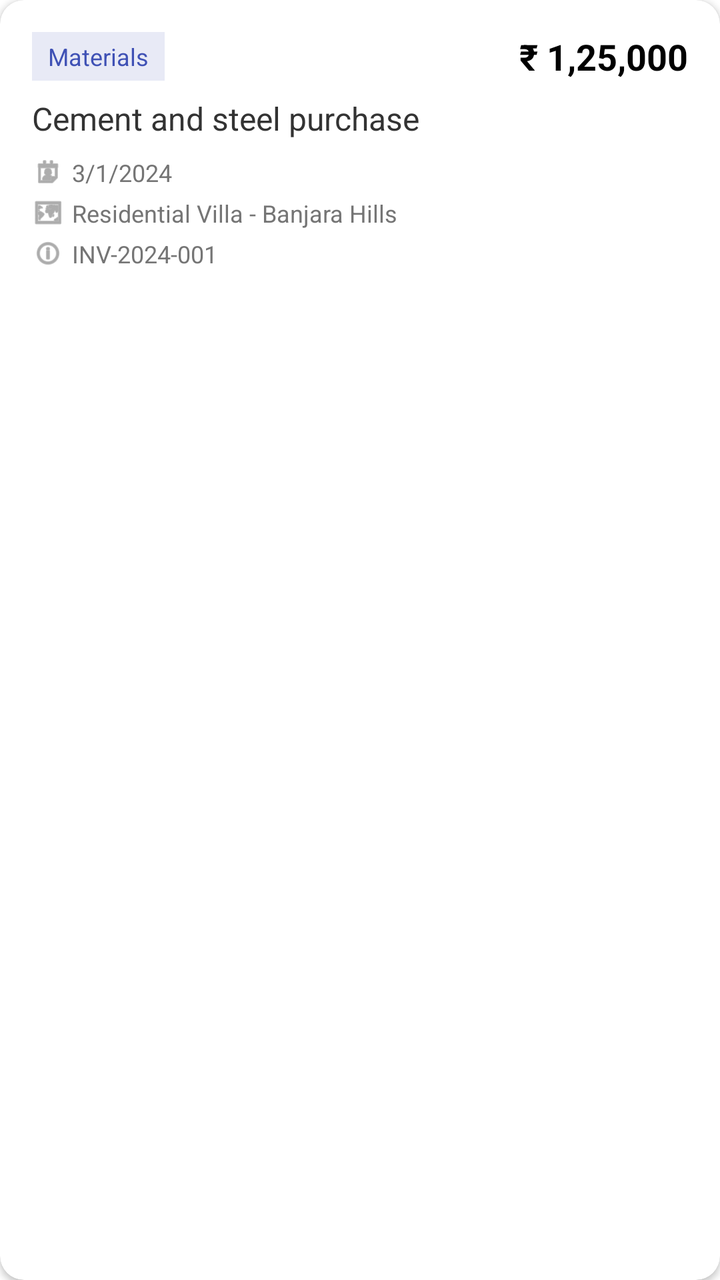
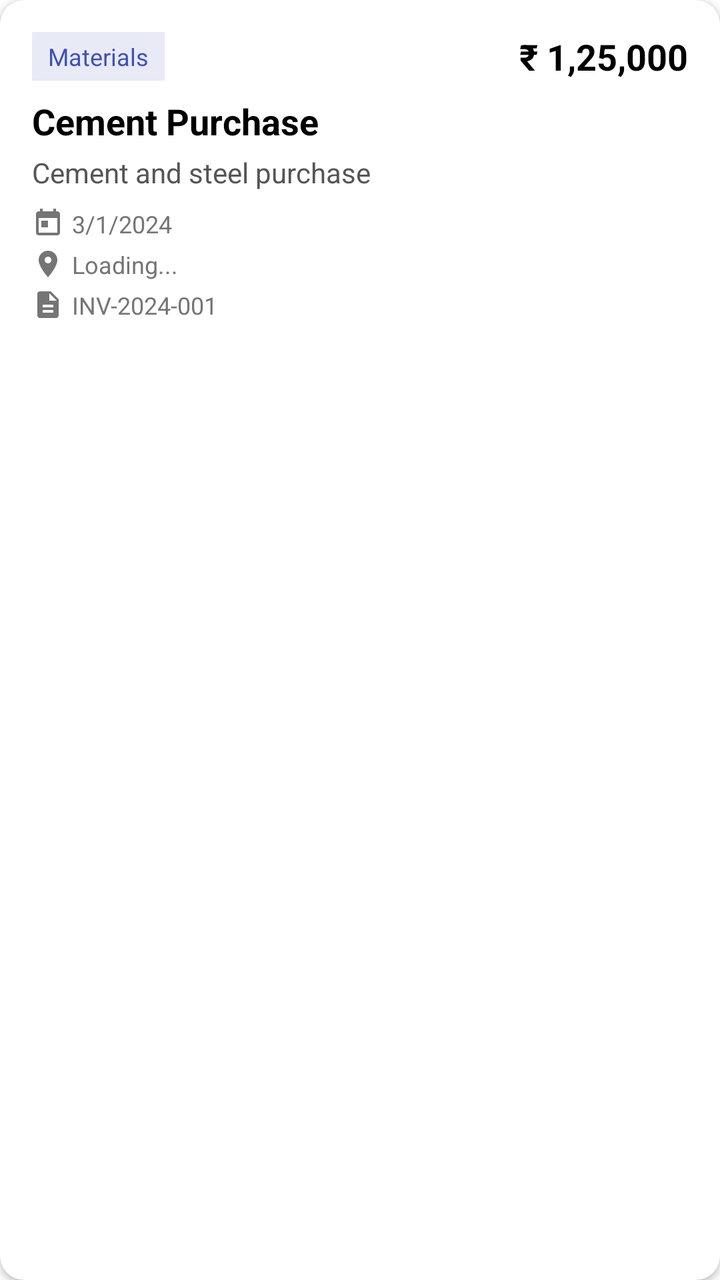

An Android layout rendered at two revisions. The XML below is the earlier revision; the diff shows what the commit changed to produce the second picture.
<!-- AndroidManifest.xml: application theme Theme.ProBuilder -->
<!-- res/layout/item_expense.xml -->
<?xml version="1.0" encoding="utf-8"?>
<com.google.android.material.card.MaterialCardView xmlns:android="http://schemas.android.com/apk/res/android"
    xmlns:app="http://schemas.android.com/apk/res-auto"
    android:layout_width="match_parent"
    android:layout_height="wrap_content"
    android:layout_margin="8dp"
    app:cardCornerRadius="12dp"
    app:cardElevation="2dp"
    app:strokeWidth="0dp">

    <androidx.constraintlayout.widget.ConstraintLayout
        android:layout_width="match_parent"
        android:layout_height="wrap_content"
        android:padding="16dp">

        <TextView
            android:id="@+id/tvCategoryBadge"
            android:layout_width="wrap_content"
            android:layout_height="wrap_content"
            android:text="Materials"
            android:textSize="12sp"
            android:textColor="#3F51B5"
            android:background="#E8EAF6"
            android:paddingStart="8dp"
            android:paddingEnd="8dp"
            android:paddingTop="4dp"
            android:paddingBottom="4dp"
            app:layout_constraintStart_toStartOf="parent"
            app:layout_constraintTop_toTopOf="parent" />

        <TextView
            android:id="@+id/tvAmount"
            android:layout_width="wrap_content"
            android:layout_height="wrap_content"
            android:text="₹ 1,25,000"
            android:textSize="18sp"
            android:textStyle="bold"
            android:textColor="#000000"
            app:layout_constraintEnd_toEndOf="parent"
            app:layout_constraintTop_toTopOf="parent" />

        <TextView
            android:id="@+id/tvDescription"
            android:layout_width="0dp"
            android:layout_height="wrap_content"
            android:text="Cement and steel purchase"
            android:textSize="16sp"
            android:textColor="#333333"
            android:layout_marginTop="8dp"
            app:layout_constraintStart_toStartOf="parent"
            app:layout_constraintEnd_toEndOf="parent"
            app:layout_constraintTop_toBottomOf="@id/tvCategoryBadge" />

        <LinearLayout
            android:id="@+id/llDate"
            android:layout_width="wrap_content"
            android:layout_height="wrap_content"
            android:orientation="horizontal"
            android:gravity="center_vertical"
            android:layout_marginTop="8dp"
            app:layout_constraintStart_toStartOf="parent"
            app:layout_constraintTop_toBottomOf="@id/tvDescription">
            
            
            <ImageView
                android:layout_width="16dp"
                android:layout_height="16dp"
                android:tint="#757575"
                android:src="@android:drawable/ic_menu_my_calendar" />
                
            <TextView
                android:id="@+id/tvDate"
                android:layout_width="wrap_content"
                android:layout_height="wrap_content"
                android:text="3/1/2024"
                android:textSize="12sp"
                android:textColor="#757575"
                android:layout_marginStart="4dp"/>
        </LinearLayout>

        <LinearLayout
            android:id="@+id/llProject"
            android:layout_width="0dp"
            android:layout_height="wrap_content"
            android:orientation="horizontal"
            android:gravity="center_vertical"
            android:layout_marginTop="4dp"
            app:layout_constraintStart_toStartOf="parent"
            app:layout_constraintEnd_toEndOf="parent"
            app:layout_constraintTop_toBottomOf="@id/llDate">

            <ImageView
                android:layout_width="16dp"
                android:layout_height="16dp"
                android:tint="#757575"
                android:src="@android:drawable/ic_menu_mapmode" />

            <TextView
                android:id="@+id/tvProject"
                android:layout_width="wrap_content"
                android:layout_height="wrap_content"
                android:text="Residential Villa - Banjara Hills"
                android:textSize="12sp"
                android:textColor="#757575"
                android:layout_marginStart="4dp"
                android:maxLines="1"
                android:ellipsize="end"/>
        </LinearLayout>
        
        <LinearLayout
            android:id="@+id/llInvoice"
            android:layout_width="wrap_content"
            android:layout_height="wrap_content"
            android:orientation="horizontal"
            android:gravity="center_vertical"
            android:layout_marginTop="4dp"
            app:layout_constraintStart_toStartOf="parent"
            app:layout_constraintTop_toBottomOf="@id/llProject">

            <ImageView
                android:layout_width="16dp"
                android:layout_height="16dp"
                android:tint="#757575"
                android:src="@android:drawable/ic_menu_info_details" />

            <TextView
                android:id="@+id/tvInvoice"
                android:layout_width="wrap_content"
                android:layout_height="wrap_content"
                android:text="INV-2024-001"
                android:textSize="12sp"
                android:textColor="#757575"
                android:layout_marginStart="4dp"/>
        </LinearLayout>

    </androidx.constraintlayout.widget.ConstraintLayout>
</com.google.android.material.card.MaterialCardView>
<!-- resources referenced by this layout -->
<resources>
  <style name="Theme.ProBuilder" parent="Theme.MaterialComponents.Light.NoActionBar">
          
          <item name="colorPrimary">@color/colorPrimary</item>
          <item name="colorPrimaryVariant">@color/colorPrimaryDark</item>
          <item name="colorOnPrimary">@color/white</item>
          
          <item name="colorSecondary">@color/colorAccent</item>
          <item name="colorSecondaryVariant">@color/colorAccent</item>
          <item name="colorOnSecondary">@color/white</item>
          
          <item name="android:statusBarColor">?attr/colorPrimaryVariant</item>
      </style>
  <color name="colorPrimary">#6200EE</color>
  <color name="colorPrimaryDark">#3700B3</color>
  <color name="white">#FFFFFF</color>
  <color name="colorAccent">#03DAC5</color>
</resources>

<!-- the commit's change to res/layout/item_expense.xml (unified diff, before → after) -->
@@ -40,16 +40,29 @@
             app:layout_constraintTop_toTopOf="parent" />
 
         <TextView
+            android:id="@+id/tvTitle"
+            android:layout_width="0dp"
+            android:layout_height="wrap_content"
+            android:text="Cement Purchase"
+            android:textSize="18sp"
+            android:textStyle="bold"
+            android:textColor="#000000"
+            android:layout_marginTop="8dp"
+            app:layout_constraintStart_toStartOf="parent"
+            app:layout_constraintEnd_toStartOf="@id/tvAmount"
+            app:layout_constraintTop_toBottomOf="@id/tvCategoryBadge" />
+
+        <TextView
             android:id="@+id/tvDescription"
             android:layout_width="0dp"
             android:layout_height="wrap_content"
             android:text="Cement and steel purchase"
-            android:textSize="16sp"
-            android:textColor="#333333"
-            android:layout_marginTop="8dp"
+            android:textSize="14sp"
+            android:textColor="#555555"
+            android:layout_marginTop="4dp"
             app:layout_constraintStart_toStartOf="parent"
             app:layout_constraintEnd_toEndOf="parent"
-            app:layout_constraintTop_toBottomOf="@id/tvCategoryBadge" />
+            app:layout_constraintTop_toBottomOf="@id/tvTitle" />
 
         <LinearLayout
             android:id="@+id/llDate"
@@ -65,8 +78,9 @@
             <ImageView
                 android:layout_width="16dp"
                 android:layout_height="16dp"
-                android:tint="#757575"
-                android:src="@android:drawable/ic_menu_my_calendar" />
+                app:tint="#757575"
+                android:contentDescription="@null"
+                android:src="@drawable/ic_calendar" />
                 
             <TextView
                 android:id="@+id/tvDate"
@@ -92,14 +106,15 @@
             <ImageView
                 android:layout_width="16dp"
                 android:layout_height="16dp"
-                android:tint="#757575"
-                android:src="@android:drawable/ic_menu_mapmode" />
+                app:tint="#757575"
+                android:contentDescription="@null"
+                android:src="@drawable/ic_location" />
 
             <TextView
                 android:id="@+id/tvProject"
                 android:layout_width="wrap_content"
                 android:layout_height="wrap_content"
-                android:text="Residential Villa - Banjara Hills"
+                android:text="Loading..."
                 android:textSize="12sp"
                 android:textColor="#757575"
                 android:layout_marginStart="4dp"
@@ -120,8 +135,9 @@
             <ImageView
                 android:layout_width="16dp"
                 android:layout_height="16dp"
-                android:tint="#757575"
-                android:src="@android:drawable/ic_menu_info_details" />
+                app:tint="#757575"
+                android:contentDescription="@null"
+                android:src="@drawable/ic_invoice" />
 
             <TextView
                 android:id="@+id/tvInvoice"
<!-- resource entries referenced after the edit -->
@@ -1,5 +1,35 @@
 <!-- resources referenced by this layout -->
 <resources>
+  <!-- drawable ic_calendar (drawable) -->
+  <vector xmlns:android="http://schemas.android.com/apk/res/android"
+      android:width="24dp"
+      android:height="24dp"
+      android:viewportWidth="24"
+      android:viewportHeight="24">
+      <path
+          android:fillColor="#FF000000"
+          android:pathData="M19,3h-1V1h-2v2H8V1H6v2H5c-1.11,0 -1.99,0.9 -1.99,2L3,19c0,1.1 0.89,2 2,2h14c1.1,0 2,-0.9 2,-2V5c0,-1.1 -0.9,-2 -2,-2zM19,19H5V8h14v11zM7,10h5v5H7z"/>
+  </vector>
+  <!-- drawable ic_invoice (drawable) -->
+  <vector xmlns:android="http://schemas.android.com/apk/res/android"
+      android:width="24dp"
+      android:height="24dp"
+      android:viewportWidth="24"
+      android:viewportHeight="24">
+      <path
+          android:fillColor="#FF000000"
+          android:pathData="M14,2H6C4.9,2 4,2.9 4,4v16c0,1.1 0.89,2 1.99,2H18c1.1,0 2,-0.9 2,-2V8l-6,-6zM16,18H8v-2h8v2zM16,14H8v-2h8v2zM13,9V3.5L18.5,9H13z"/>
+  </vector>
+  <!-- drawable ic_location (drawable) -->
+  <vector xmlns:android="http://schemas.android.com/apk/res/android"
+      android:width="24dp"
+      android:height="24dp"
+      android:viewportWidth="24"
+      android:viewportHeight="24">
+      <path
+          android:fillColor="#FF000000"
+          android:pathData="M12,2C8.13,2 5,5.13 5,9c0,5.25 7,13 7,13s7,-7.75 7,-13c0,-3.87 -3.13,-7 -7,-7zM12,11.5c-1.38,0 -2.5,-1.12 -2.5,-2.5s1.12,-2.5 2.5,-2.5 2.5,1.12 2.5,2.5 -1.12,2.5 -2.5,2.5z"/>
+  </vector>
   <style name="Theme.ProBuilder" parent="Theme.MaterialComponents.Light.NoActionBar">
           
           <item name="colorPrimary">@color/colorPrimary</item>
@@ -11,10 +41,17 @@
           <item name="colorOnSecondary">@color/white</item>
           
           <item name="android:statusBarColor">?attr/colorPrimaryVariant</item>
+          <item name="android:windowAnimationStyle">@style/WindowAnimationTransition</item>
       </style>
   <color name="colorPrimary">#6200EE</color>
   <color name="colorPrimaryDark">#3700B3</color>
   <color name="white">#FFFFFF</color>
   <color name="colorAccent">#03DAC5</color>
+  <style name="WindowAnimationTransition">
+          <item name="android:activityOpenEnterAnimation">@anim/slide_in_right</item>
+          <item name="android:activityOpenExitAnimation">@anim/slide_out_left</item>
+          <item name="android:activityCloseEnterAnimation">@anim/slide_in_left</item>
+          <item name="android:activityCloseExitAnimation">@anim/slide_out_right</item>
+      </style>
 </resources>
 
